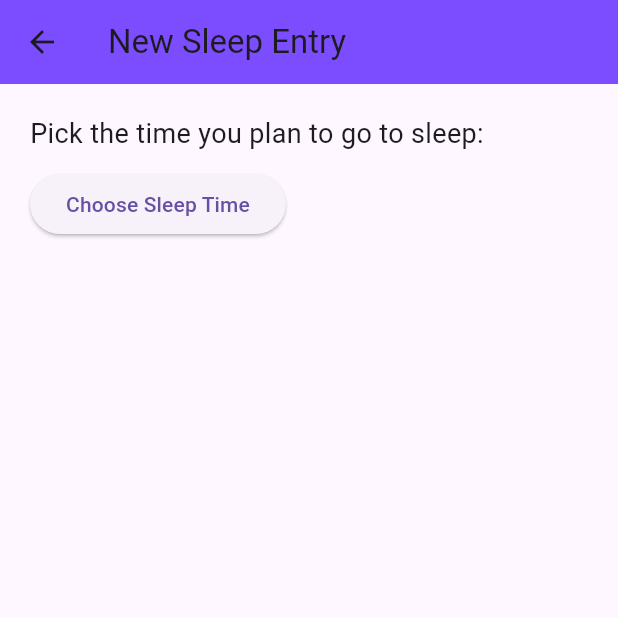
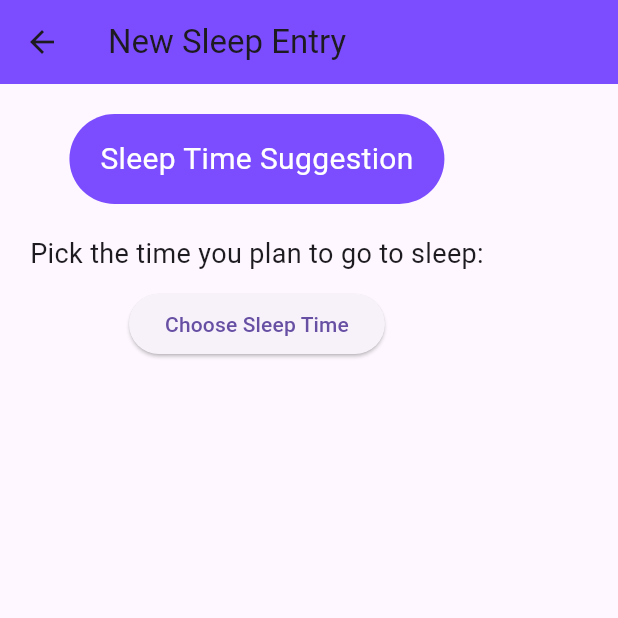
Before and after one commit to evanlee2212/sleep_tracker, a Flutter app: the NewSleepEntry screen opened directly, on a phone screen of 412 x 824 dp, the top half of it. Run offline on Flutter 3.47's test engine with Material 3 defaults, Android fonts, the phone set to English and light mode, and no system bars; our stand-ins replace audioplayers, awesome_notifications, file_picker, firebase_core, shared_preferences, youtube_player_flutter; accounts and stored records are empty.

Commit message:
sleep data update

```diff
--- a/lib/Pages/new_sleep_entry.dart
+++ b/lib/Pages/new_sleep_entry.dart
@@ -3,7 +3,6 @@
 //sleep quality rating based on hours of sleep inputted,
 // amount of interruptions, and
 // sleep cycles passed during sleep (int 1-10)
-
 
 import 'package:flutter/material.dart';
 import 'package:intl/intl.dart';
@@ -54,18 +53,43 @@ class _NewSleepEntryState extends State<NewSleepEntry> {
       body: Padding(
         padding: const EdgeInsets.all(20),
         child: Column(
-          crossAxisAlignment: CrossAxisAlignment.start,
+          crossAxisAlignment: CrossAxisAlignment.center,
           children: [
+            /// 🔘 Sleep Suggestion Button (NEW)
+            InkWell(
+              onTap: _pickTime,
+              child: Container(
+                height: 60,
+                width: 250,
+                margin: const EdgeInsets.only(bottom: 20),
+                decoration: BoxDecoration(
+                  borderRadius: BorderRadius.circular(40),
+                  color: Colors.deepPurpleAccent,
+                ),
+                child: const Center(
+                  child: Text(
+                    'Sleep Time Suggestion',
+                    style: TextStyle(
+                      fontSize: 20,
+                      color: Colors.white,
+                    ),
+                  ),
+                ),
+              ),
+            ),
+
             const Text(
               'Pick the time you plan to go to sleep:',
               style: TextStyle(fontSize: 18),
             ),
             const SizedBox(height: 10),
+
             ElevatedButton(
               onPressed: _pickTime,
               child: const Text('Choose Sleep Time'),
             ),
             const SizedBox(height: 20),
+
             if (_sleepTime != null) ...[
               Text(
                 'Sleep Time: ${_sleepTime!.format(context)}',
```
